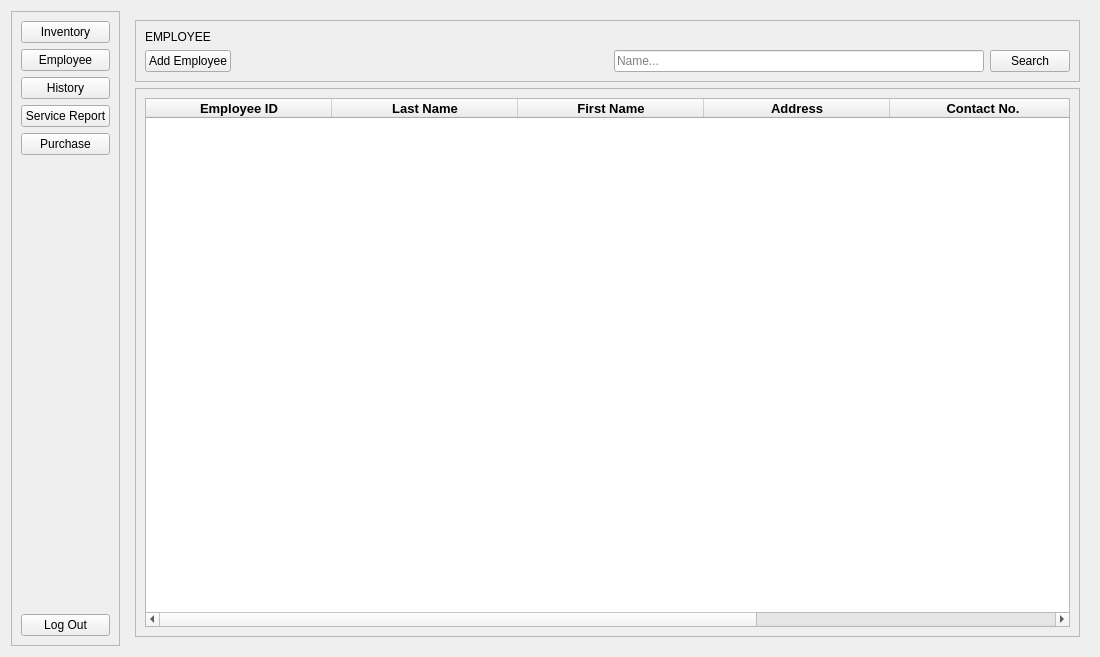
First picture: the form in PTT-IT/managerDashboard.ui, repository Jerjet1/PTT-IT-System, before the edit.
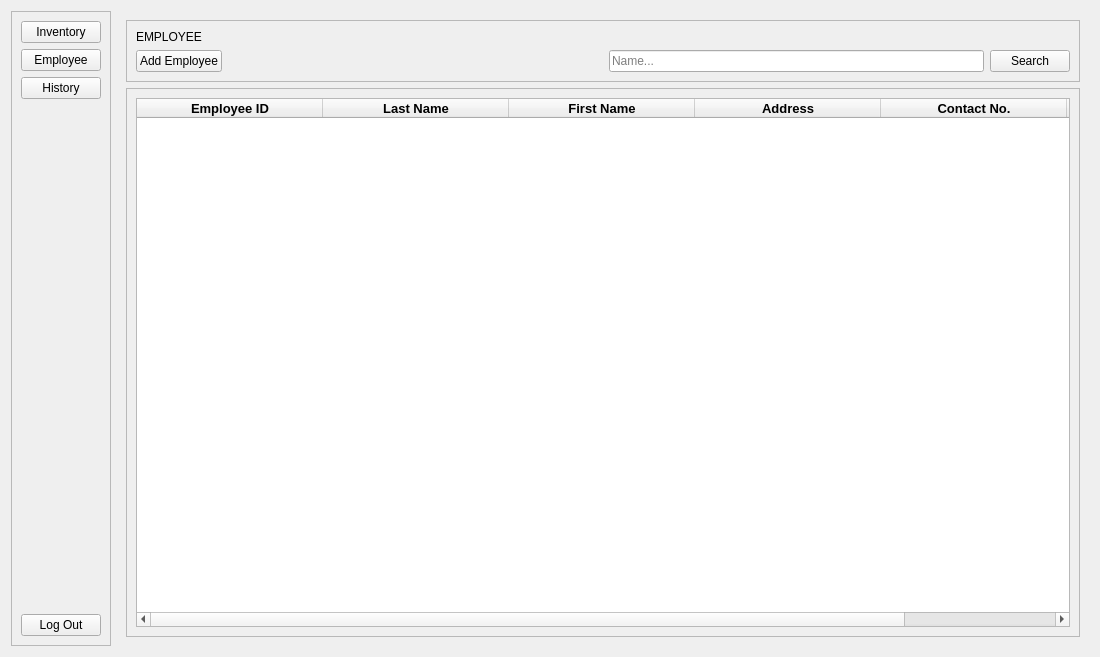
Second picture: the form after the edit.

Patch:
```diff
--- a/PTT-IT/managerDashboard.ui
+++ b/PTT-IT/managerDashboard.ui
@@ -44,20 +44,6 @@
         </property>
        </widget>
       </item>
-      <item>
-       <widget class="QPushButton" name="serviceReportButton_2">
-        <property name="text">
-         <string>Service Report</string>
-        </property>
-       </widget>
-      </item>
-      <item>
-       <widget class="QPushButton" name="purchaseButton_2">
-        <property name="text">
-         <string>Purchase</string>
-        </property>
-       </widget>
-      </item>
       <item>
        <spacer name="verticalSpacer_2">
         <property name="orientation">
```
